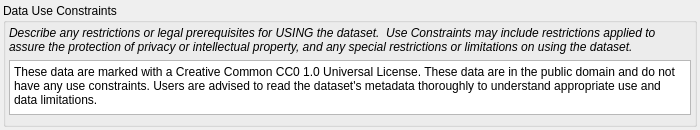
Old version of the form pymdwizard/gui/ui_files/useconst.ui in the repository DOI-USGS/fort-pymdwizard.
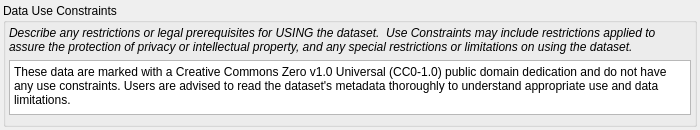
New version of the form. Custom widgets are drawn as their Qt base class.

```diff
--- a/pymdwizard/gui/ui_files/useconst.ui
+++ b/pymdwizard/gui/ui_files/useconst.ui
@@ -107,7 +107,7 @@
          </size>
         </property>
         <property name="plainText">
-         <string>These data are marked with a Creative Common CC0 1.0 Universal License. These data are in the public domain and do not have any use constraints. Users are advised to read the dataset's metadata thoroughly to understand appropriate use and data limitations.</string>
+         <string>These data are marked with a Creative Commons Zero v1.0 Universal (CC0-1.0) public domain dedication and do not have any use constraints. Users are advised to read the dataset's metadata thoroughly to understand appropriate use and data limitations.</string>
         </property>
        </widget>
       </item>
```
